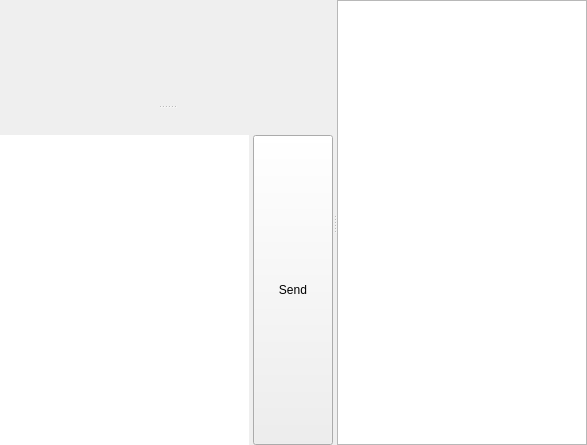
The window that src/gui/chat/chatroomwindow.ui (lanmessenger/lanmessenger) describes before a commit, drawn with Qt 5.
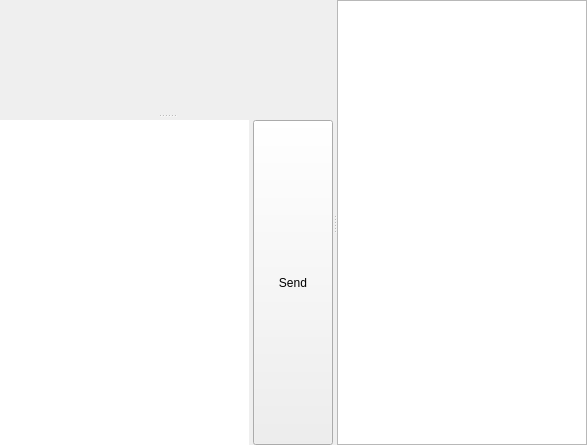
The same window after the commit. Custom widgets are drawn as their Qt base class.

Commit message: ui: use native toolbar size and style

The edit to the form file:
```diff
--- a/src/gui/chat/chatroomwindow.ui
+++ b/src/gui/chat/chatroomwindow.ui
@@ -112,18 +112,6 @@
         </item>
         <item>
          <widget class="QWidget" name="wgtToolBar" native="true">
-          <property name="minimumSize">
-           <size>
-            <width>0</width>
-            <height>24</height>
-           </size>
-          </property>
-          <property name="maximumSize">
-           <size>
-            <width>16777214</width>
-            <height>24</height>
-           </size>
-          </property>
           <layout class="QVBoxLayout" name="verticalLayout_12">
            <property name="spacing">
             <number>0</number>
```
The commit also changes 7 other files.
